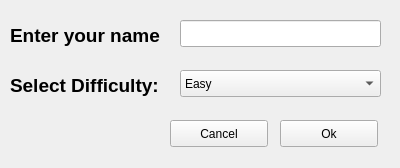
ductapeofdoom/cps111brickbreaker, file CPS111BrickBreaker/inputdialog.ui: the form before one commit.
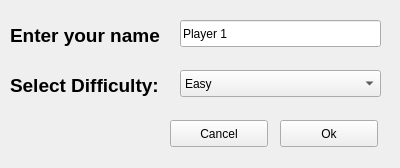
The form after the commit.

Commit message: Added defintions for virtual methods and set a default player name.

The edit to the form file:
```diff
--- a/CPS111BrickBreaker/inputdialog.ui
+++ b/CPS111BrickBreaker/inputdialog.ui
@@ -67,6 +67,9 @@
      <height>27</height>
     </rect>
    </property>
+   <property name="text">
+    <string>Player 1</string>
+   </property>
   </widget>
   <widget class="QLabel" name="lblSelectDifficulty">
    <property name="geometry">
```
The commit also changes 9 other files.
